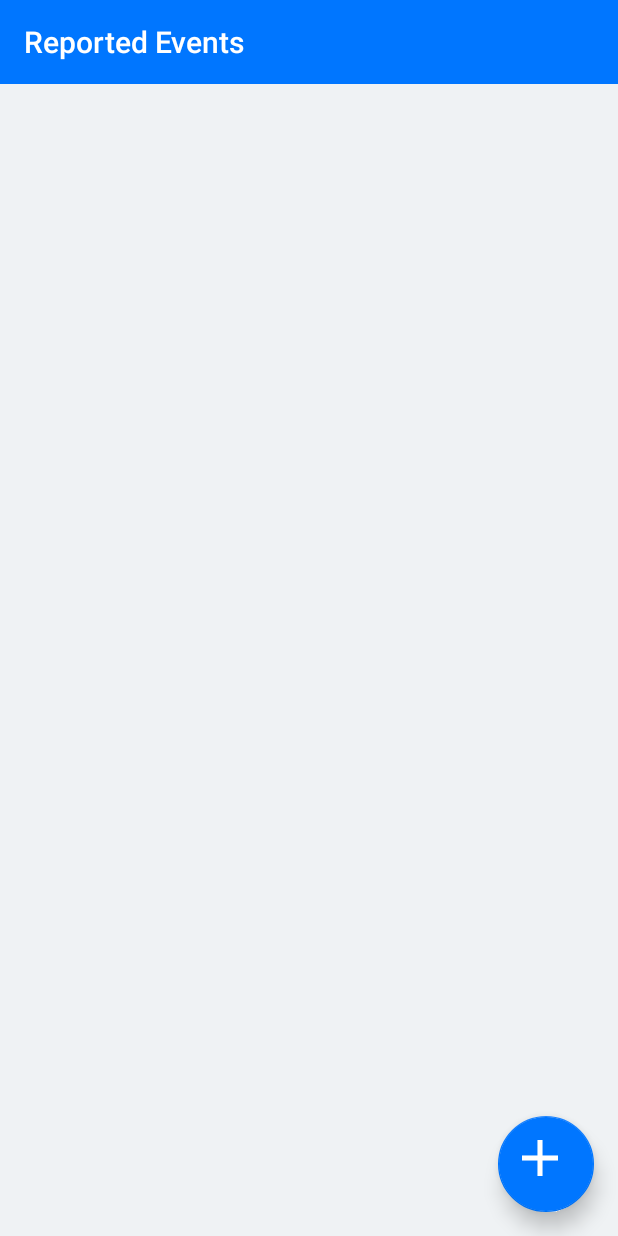
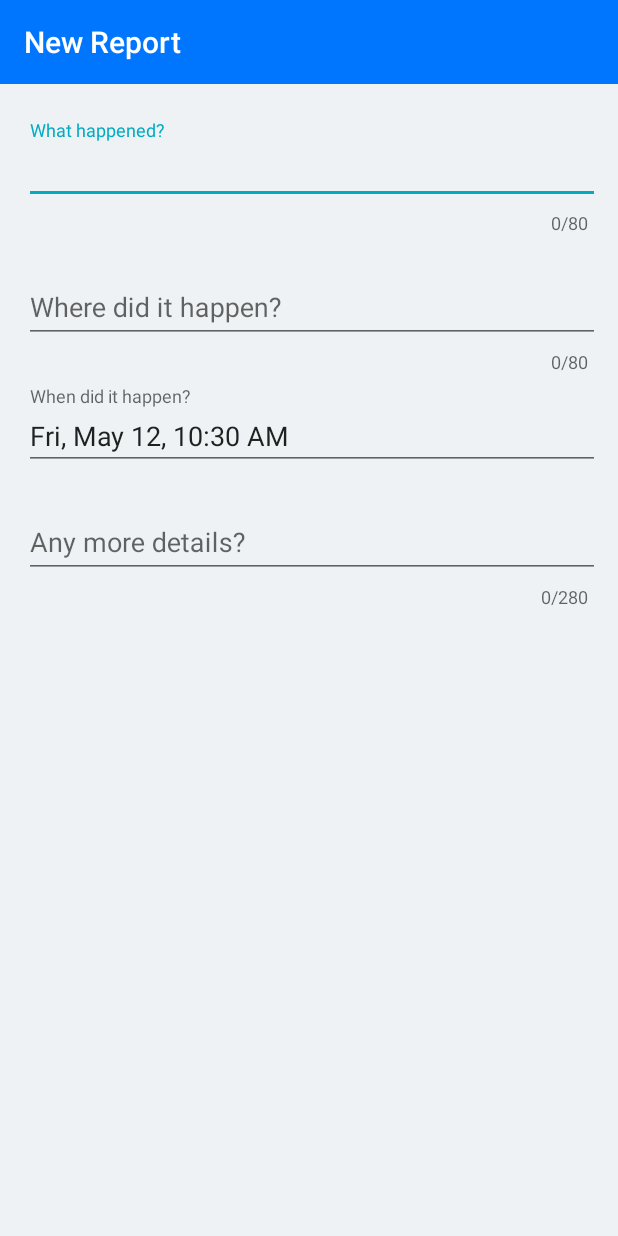
Before and after one commit to helloworld1812/SaferCityAndroid, an Android app: the screen it shows after launch (ReportsListActivity before the commit, CreateReportActivity after it), on a phone screen of 412 x 824 dp. Run offline under Robolectric (Android 15) with nearby library versions, the phone set to English and light mode, and no system bars.

Commit message:
Create Report View done

```diff
--- /dev/null
+++ b/app/src/main/java/us/workdone/safercity/CreateReportActivity.java
@@ -0,0 +1,114 @@
+package us.workdone.safercity;
+
+import android.app.DatePickerDialog;
+import android.app.Dialog;
+import android.app.TimePickerDialog;
+import android.support.v4.app.DialogFragment;
+import android.support.v7.app.AppCompatActivity;
+import android.text.format.DateFormat;
+import android.os.Bundle;
+import android.support.v7.widget.Toolbar;
+import android.view.View;
+import android.widget.DatePicker;
+import android.widget.TextView;
+import android.widget.TimePicker;
+import android.text.format.DateUtils;
+
+import static android.text.format.DateUtils.*;
+
+import java.util.Calendar;
+
+public class CreateReportActivity extends AppCompatActivity {
+
+    private Calendar selectedCal;
+    private TextView selectedDateTime;
+    private static final int DATETIME_FORMATTER_FLAGS =
+            FORMAT_SHOW_TIME
+            | FORMAT_SHOW_DATE
+            | FORMAT_SHOW_WEEKDAY
+            | FORMAT_ABBREV_TIME
+            | FORMAT_ABBREV_ALL;
+
+    @Override
+    protected void onCreate(Bundle savedInstanceState) {
+        super.onCreate(savedInstanceState);
+        selectedCal = Calendar.getInstance();
+        setContentView(R.layout.activity_create_report);
+
+        selectedDateTime = (TextView) findViewById(R.id.inputTime);
+        updateSelectedDateTime();
+
+        Toolbar myToolbar = (Toolbar) findViewById(R.id.toolbar);
+        setSupportActionBar(myToolbar);
+    }
+
+    public void setSelectedTime(int hourOfDay, int minute) {
+        selectedCal.set(Calendar.HOUR_OF_DAY, hourOfDay);
+        selectedCal.set(Calendar.MINUTE, minute);
+        updateSelectedDateTime();
+    }
+
+    public void setSelectedDate(int year, int month, int dayOfMonth) {
+        selectedCal.set(Calendar.YEAR, year);
+        selectedCal.set(Calendar.MONTH, month);
+        selectedCal.set(Calendar.DAY_OF_MONTH, dayOfMonth);
+        updateSelectedDateTime();
+    }
+
+    private void updateSelectedDateTime() {
+        selectedDateTime.setText(
+                DateUtils.formatDateTime(
+                        this, selectedCal.getTimeInMillis(), DATETIME_FORMATTER_FLAGS));
+    }
+
+    public void pickDate(View v) {
+        new DatePickerFragment().show(getSupportFragmentManager(), "datePicker");
+    }
+    public void pickTime(View v) {
+        new TimePickerFragment().show(getSupportFragmentManager(), "timePicker");
+    }
+
+    public static class TimePickerFragment extends DialogFragment
+            implements TimePickerDialog.OnTimeSetListener {
+
+        @Override
+        public Dialog onCreateDialog(Bundle savedInstanceState) {
+
+            // Use the current time as the default values for the picker
+            final Calendar c = Calendar.getInstance();
+            int hour = c.get(Calendar.HOUR_OF_DAY);
+            int minute = c.get(Calendar.MINUTE);
+
+            // Create a new instance of TimePickerDialog and return it
+            return new TimePickerDialog(getActivity(), this, hour, minute,
+                    DateFormat.is24HourFormat(getActivity()));
+        }
+
+        public void onTimeSet(TimePicker view, int hourOfDay, int minute) {
+            CreateReportActivity source = (CreateReportActivity) getActivity();
+            source.setSelectedTime(hourOfDay, minute);
+        }
+    }
+
+    public static class DatePickerFragment extends DialogFragment
+            implements DatePickerDialog.OnDateSetListener {
+
+        @Override
+        public Dialog onCreateDialog(Bundle savedInstanceState) {
+            // Use the current date as the default date in the picker
+            final Calendar c = Calendar.getInstance();
+            int year = c.get(Calendar.YEAR);
+            int month = c.get(Calendar.MONTH);
+            int day = c.get(Calendar.DAY_OF_MONTH);
+
+            // Create a new instance of DatePickerDialog and return it
+            return new DatePickerDialog(getActivity(), this, year, month, day);
+        }
+
+        public void onDateSet(DatePicker view, int year, int month, int dayOfMonth) {
+            CreateReportActivity source = (CreateReportActivity) getActivity();
+            source.setSelectedDate(year, month, dayOfMonth);
+            source.pickTime(null);
+        }
+    }
+}
--- a/app/src/main/java/us/workdone/safercity/ReportsListActivity.java
+++ b/app/src/main/java/us/workdone/safercity/ReportsListActivity.java
@@ -32,6 +32,11 @@ public class ReportsListActivity extends AppCompatActivity {
         listView = (ListView) findViewById(R.id.reportsList);
         adapter = new ReportsListAdapter(this);
         listView.setAdapter(adapter);
+
+        Calendar cal = Calendar.getInstance();
+        cal.setTime(new Date());
+        cal.add(Calendar.MINUTE, -3);
+        adapter.add(new Report("here", cal.getTime(), "SHIT HAPPENED", "suddenly they were like oh my god no why is this happening yo"));
     }
 
     public void createReport(View view) {
--- a/app/src/main/java/us/workdone/safercity/model/Report.java
+++ b/app/src/main/java/us/workdone/safercity/model/Report.java
@@ -17,7 +17,7 @@ public class Report {
         this.time = time;
         this.title = title;
         this.details = details;
-        this.isDangerous = true;
+        this.isDangerous = false;
     }
 
 }
--- a/app/src/main/java/us/workdone/safercity/model/ReportsListAdapter.java
+++ b/app/src/main/java/us/workdone/safercity/model/ReportsListAdapter.java
@@ -51,8 +51,8 @@ public class ReportsListAdapter extends ArrayAdapter<Report> {
                 DateUtils.formatSameDayTime(
                         item.time.getTime(),
                         new Date().getTime(),
-                        DateFormat.MEDIUM,
-                        DateFormat.SHORT)); // format date pretty
+                        DateFormat.DEFAULT,
+                        DateFormat.SHORT));
         return v;
     }
 
--- /dev/null
+++ b/app/src/main/res/layout/activity_create_report.xml
@@ -0,0 +1,130 @@
+<?xml version="1.0" encoding="utf-8"?>
+<android.support.constraint.ConstraintLayout
+    xmlns:android="http://schemas.android.com/apk/res/android"
+    xmlns:app="http://schemas.android.com/apk/res-auto"
+    xmlns:tools="http://schemas.android.com/tools"
+    android:layout_width="match_parent"
+    android:layout_height="match_parent"
+    android:background="@color/colorBackground"
+    tools:context="us.workdone.safercity.CreateReportActivity">
+
+    <android.support.v7.widget.Toolbar
+        android:id="@+id/toolbar"
+        android:layout_width="0dp"
+        android:layout_height="56dp"
+        android:background="@color/colorPrimary"
+        android:theme="@style/ThemeOverlay.AppCompat.ActionBar"
+        app:elevation="4dp"
+        app:layout_constraintHorizontal_bias="0.0"
+        app:layout_constraintLeft_toLeftOf="parent"
+        app:layout_constraintRight_toRightOf="parent"
+        app:layout_constraintTop_toTopOf="parent"
+        app:popupTheme="@style/ThemeOverlay.AppCompat.Light"
+        app:titleTextColor="@android:color/white" />
+
+    <android.support.design.widget.TextInputLayout
+        android:id="@+id/inputLayoutTitle"
+        android:layout_width="0dp"
+        android:layout_height="wrap_content"
+        android:layout_marginEnd="16dp"
+        android:layout_marginLeft="16dp"
+        android:layout_marginRight="16dp"
+        android:layout_marginStart="16dp"
+        android:layout_marginTop="24dp"
+        app:counterEnabled="true"
+        app:counterMaxLength="80"
+        app:layout_constraintLeft_toLeftOf="parent"
+        app:layout_constraintRight_toRightOf="parent"
+        app:layout_constraintTop_toBottomOf="@+id/toolbar">
+
+        <android.support.design.widget.TextInputEditText
+            android:id="@+id/inputTitle"
+            android:layout_width="395dp"
+            android:layout_height="wrap_content"
+            android:layout_weight="1"
+            android:hint="@string/hint_title_create_report"
+            android:inputType="text" />
+    </android.support.design.widget.TextInputLayout>
+
+    <android.support.design.widget.TextInputLayout
+        android:id="@+id/inputLayoutLocation"
+        android:layout_width="0dp"
+        android:layout_height="wrap_content"
+        android:layout_marginEnd="16dp"
+        android:layout_marginLeft="16dp"
+        android:layout_marginRight="16dp"
+        android:layout_marginStart="16dp"
+        android:layout_marginTop="16dp"
+        android:layout_weight="1"
+        app:counterEnabled="true"
+        app:counterMaxLength="80"
+        app:layout_constraintLeft_toLeftOf="parent"
+        app:layout_constraintRight_toRightOf="parent"
+        app:layout_constraintTop_toBottomOf="@+id/inputLayoutTitle">
+
+        <android.support.design.widget.TextInputEditText
+            android:id="@+id/inputLocation"
+            android:layout_width="395dp"
+            android:layout_height="wrap_content"
+            android:layout_weight="1"
+            android:hint="@string/hint_location_create_report"
+            android:inputType="text" />
+
+    </android.support.design.widget.TextInputLayout>
+
+    <android.support.design.widget.TextInputLayout
+        android:id="@+id/inputLayoutTime"
+        android:layout_width="0dp"
+        android:layout_height="wrap_content"
+        android:layout_marginEnd="16dp"
+        android:layout_marginLeft="16dp"
+        android:layout_marginRight="16dp"
+        android:layout_marginStart="16dp"
+        android:layout_marginTop="8dp"
+        android:layout_weight="1"
+        android:onClick="pickDate"
+        app:layout_constraintLeft_toLeftOf="parent"
+        app:layout_constraintRight_toRightOf="parent"
+        app:layout_constraintTop_toBottomOf="@+id/inputLayoutLocation">
+
+        <android.support.design.widget.TextInputEditText
+            android:id="@+id/inputTime"
+            android:layout_width="395dp"
+            android:layout_height="wrap_content"
+            android:layout_weight="1"
+            android:focusable="false"
+            android:hint="@string/hint_time_create_report"
+            android:inputType="text"
+            android:onClick="pickDate"
+            tools:text="Just Now" />
+
+    </android.support.design.widget.TextInputLayout>
+
+    <android.support.design.widget.TextInputLayout
+        android:id="@+id/inputLayoutDetails"
+        android:layout_width="0dp"
+        android:layout_height="wrap_content"
+        android:layout_marginLeft="16dp"
+        app:layout_constraintLeft_toLeftOf="parent"
+        android:layout_marginRight="16dp"
+        app:layout_constraintRight_toRightOf="parent"
+        app:counterEnabled="true"
+        app:counterMaxLength="280"
+        android:layout_marginStart="16dp"
+        android:layout_marginEnd="16dp"
+        app:layout_constraintHorizontal_bias="0.0"
+        android:layout_marginTop="16dp"
+        app:layout_constraintTop_toBottomOf="@+id/inputLayoutTime">
+
+        <android.support.design.widget.TextInputEditText
+            android:id="@+id/inputDetails"
+            android:layout_width="395dp"
+            android:layout_height="wrap_content"
+            android:layout_weight="1"
+            android:hint="@string/hint_details_create_report"
+            android:inputType="textMultiLine"/>
+
+    </android.support.design.widget.TextInputLayout>
+
+
+</android.support.constraint.ConstraintLayout>
--- a/app/src/main/res/values/colors.xml
+++ b/app/src/main/res/values/colors.xml
@@ -2,7 +2,7 @@
 <resources>
     <color name="colorPrimary">#0076ff</color>
     <color name="colorPrimaryDark">#303F9F</color>
-    <color name="colorAccent">#ff4081</color>
+    <color name="colorAccent">#00acc1</color>
     <color name="colorBackground">#eff2f4</color>
     <color name="colorText">#8f8e94</color>
     <color name="colorDivider">#339b9b9b</color>
--- a/app/src/main/res/values/strings.xml
+++ b/app/src/main/res/values/strings.xml
@@ -4,4 +4,14 @@
 
     <string name="label_reports_list">Reported Events</string>
     <string name="label_create_report">New Report</string>
+    <string name="title_activity_main">MainActivity</string>
+
+    <string name="max_length_short">80</string>
+    <string name="max_length_long">280</string>
+    <string name="hint_title_create_report">What happened?</string>
+    <string name="hint_location_create_report">Where did it happen?</string>
+    <string name="hint_time_create_report">When did it happen?</string>
+    <string name="hint_details_create_report">Any more details?</string>
+
+
 </resources>
```
Also changed, not shown: app/src/main/AndroidManifest.xml (+7 -8 lines), app/src/main/res/layout/content_main.xml (added, +11 -0 lines).
